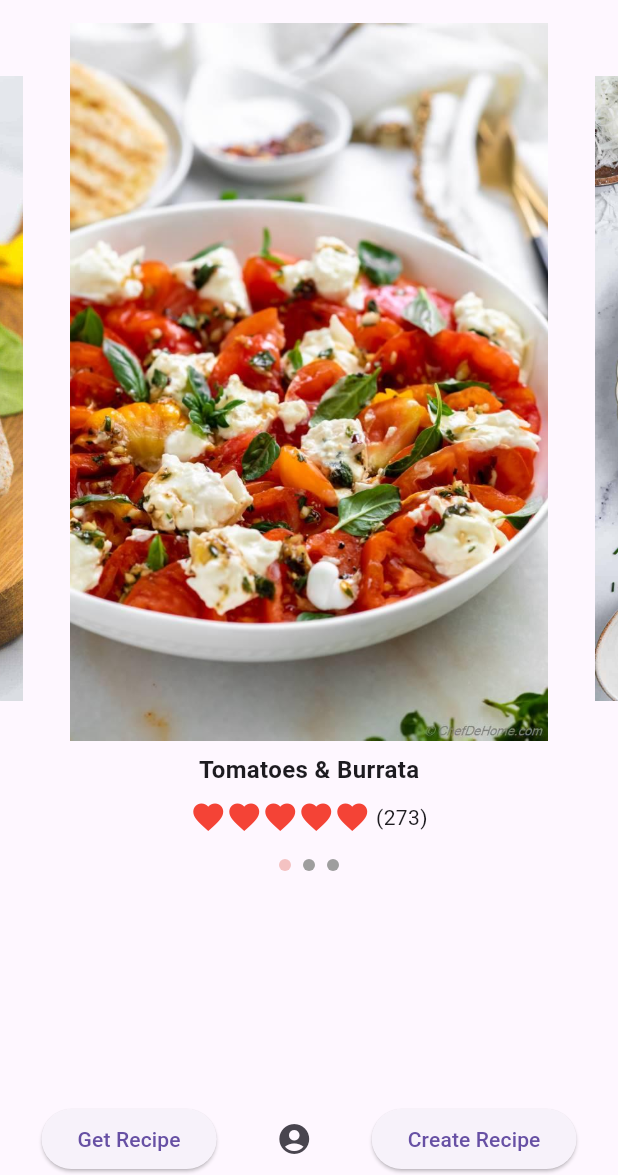
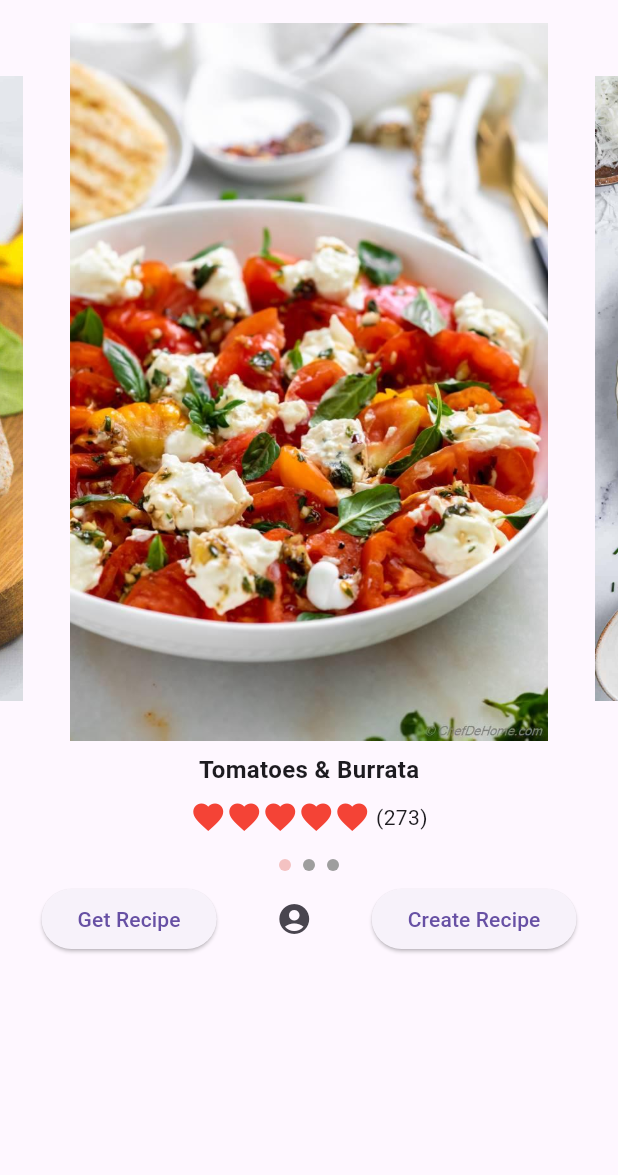
Before and after one commit to YuJieWu5/ten_mins_five_ingredients, a Flutter app: the screen it shows after launch, on a phone screen of 412 x 824 dp, the part 61-1236 px from its top. Run offline on Flutter 3.47's test engine with Material 3 defaults, Android fonts, the light colour scheme and no system bars; drawn by our look-alikes of carousel_slider.

Commit message:
fixed the overflow issue
tested on both xl and small phone device

```diff
--- a/lib/homepage.dart
+++ b/lib/homepage.dart
@@ -15,15 +15,15 @@ class HomePage extends StatelessWidget {
         ),
         centerTitle: true,
       ),
-      body: Column(
-        children: <Widget>[
-          Expanded(
-            // Use the CarouselWithIndicator widget
-            child: CarouselWithIndicator(),
-          ),
+      body: SingleChildScrollView(
+        child: Flex(
+          direction: Axis.vertical,
+          children: <Widget>[
+           CarouselWithIndicator(),
           BottomActionBar(),
         ],
       ),
+      )
     );
   }
 }
```
